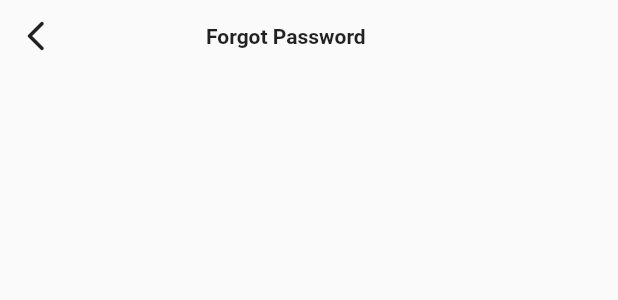
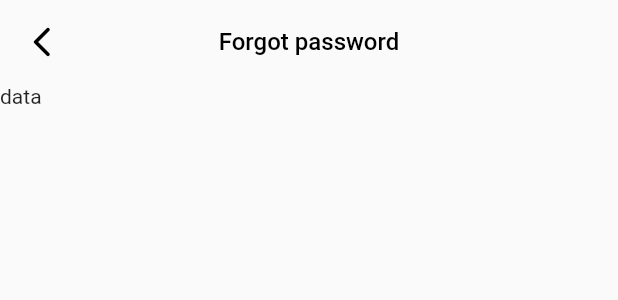
Before and after one commit to bimm1010/food_service, a Flutter app: the EmailAddress widget shown alone on an empty page, opened directly, after a tap on "Reset password", on a phone screen of 412 x 824 dp. Shown: the top 300 px of the screen. Run offline on Flutter 3.47's test engine with Material 2 defaults, Android fonts, the phone set to English and light mode, and no system bars; our stand-ins replace flutter_riverpod, flutter_svg.

```diff
--- a/lib/pages/forgetScreen/email_address.dart
+++ b/lib/pages/forgetScreen/email_address.dart
@@ -1,30 +1,38 @@
 import 'package:flutter/material.dart';
+import 'package:flutter_riverpod/flutter_riverpod.dart';
 import 'package:tamang_food_service/pages/resetMailSent/header_goback.dart';
 import 'package:tamang_food_service/theme/theme.dart';
 
-class EmailAddress extends StatelessWidget {
+import '../../state/state_manager.dart';
+
+class EmailAddress extends ConsumerWidget {
   const EmailAddress({super.key});
 
   @override
-  Widget build(BuildContext context) {
+  Widget build(BuildContext context, WidgetRef ref) {
+    final getEmailText = ref.watch(emailSaveStateProvider);
+    print(getEmailText);
     final size = MediaQuery.of(context).size;
     return Column(
       children: [
         Padding(
-          padding: const EdgeInsets.only(
+          padding: EdgeInsets.only(
             top: 10,
             left: 16,
             right: 16,
             bottom: 16,
           ),
-          child: TextFormField(
-            decoration: const InputDecoration(
+          child: TextField(
+            decoration: InputDecoration(
               labelText: 'EMAIL ADDRESS',
               hintText: 'Enter Email Address...',
               hintStyle: TextStyle(
                 color: Colors.black38,
               ),
             ),
+            onSubmitted: (value) {
+              ref.read(emailSaveStateProvider.notifier).emailReset(value);
+            },
           ),
         ),
         ElevatedButton(
--- a/lib/pages/resetMailSent/header_goback.dart
+++ b/lib/pages/resetMailSent/header_goback.dart
@@ -6,30 +6,23 @@ class GoBackVsTitle extends StatelessWidget {
   @override
   Widget build(BuildContext context) {
     return Scaffold(
-      body: Row(
-        mainAxisAlignment: MainAxisAlignment.spaceBetween,
-        children: [
-          Flexible(
-            flex: 1,
-            fit: FlexFit.loose,
-            child: IconButton(
-              onPressed: () {
-                Navigator.pop(context);
-              },
-              icon: const Icon(Icons.arrow_back_ios_new_rounded),
-            ),
+      appBar: AppBar(
+        backgroundColor: Colors.transparent,
+        elevation: 0,
+        leading: IconButton(
+          icon: const Icon(
+            Icons.arrow_back_ios_new_rounded,
+            color: Colors.black,
           ),
-          const Flexible(
-            flex: 2,
-            fit: FlexFit.tight,
-            child: Text(
-              'Forgot Password',
-              style: TextStyle(fontWeight: FontWeight.w600),
-              textAlign: TextAlign.justify,
-            ),
-          ),
-        ],
+          onPressed: () => Navigator.pop(context),
+        ),
+        centerTitle: true,
+        title: const Text(
+          'Forgot password',
+          style: TextStyle(color: Colors.black, fontSize: 16),
+        ),
       ),
+      body: SafeArea(child: Text('data')),
     );
   }
 }
--- /dev/null
+++ b/lib/state/state_manager.dart
@@ -0,0 +1,5 @@
+import 'package:flutter_riverpod/flutter_riverpod.dart';
+
+import 'action.dart';
+
+final emailSaveStateProvider = StateNotifierProvider((ref) => getEmail());
```
Also changed, not shown: lib/main.dart (+6 -5 lines), lib/state/action.dart (added, +9 -0 lines), pubspec.lock, 3 other files.
